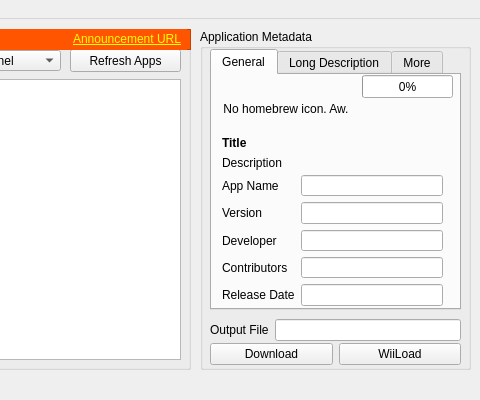
The window that gui/united.ui (dhtdht020/osc-dl) describes before a commit, drawn with Qt 5; both pictures show x 420 to 900 and y 0 to 400 of the 900 by 400 pixel window.
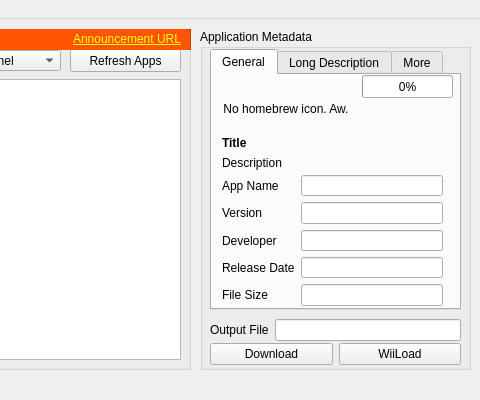
The same window after the commit.

Commit message: Contributors field replaced with file size

What changed in the file:
```diff
--- a/gui/united.ui
+++ b/gui/united.ui
@@ -286,15 +286,8 @@
           </property>
          </widget>
         </item>
-        <item row="3" column="0">
-         <widget class="QLabel" name="label_contributors">
-          <property name="text">
-           <string>Contributors</string>
-          </property>
-         </widget>
-        </item>
         <item row="3" column="1">
-         <widget class="QLineEdit" name="contributors">
+         <widget class="QLineEdit" name="releasedate">
           <property name="echoMode">
            <enum>QLineEdit::Normal</enum>
           </property>
@@ -303,15 +296,22 @@
           </property>
          </widget>
         </item>
-        <item row="4" column="0">
+        <item row="3" column="0">
          <widget class="QLabel" name="label_releasedate">
           <property name="text">
            <string>Release Date</string>
           </property>
          </widget>
         </item>
+        <item row="4" column="0">
+         <widget class="QLabel" name="label_filesize">
+          <property name="text">
+           <string>File Size</string>
+          </property>
+         </widget>
+        </item>
         <item row="4" column="1">
-         <widget class="QLineEdit" name="releasedate">
+         <widget class="QLineEdit" name="filesize">
           <property name="echoMode">
            <enum>QLineEdit::Normal</enum>
           </property>
```
The commit also changes 3 other files.
